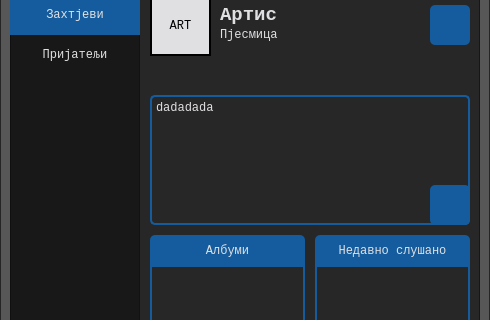
Old version of the form application/ui/ui_friend.ui in the repository nikola-supic/prelo; both pictures show x 0 to 490 and y 95 to 415 of the 490 by 600 pixel window.
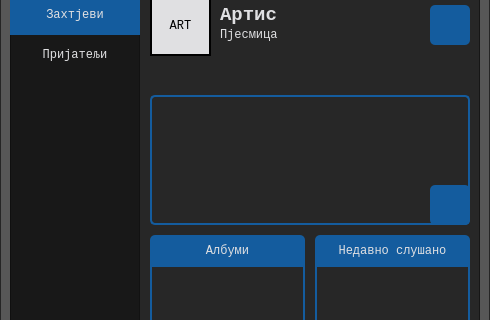
New version of the form. Icons and pictures are not drawn.

```diff
--- a/application/ui/ui_friend.ui
+++ b/application/ui/ui_friend.ui
@@ -815,7 +815,7 @@
           <enum>Qt::ScrollBarAlwaysOff</enum>
          </property>
          <property name="plainText">
-          <string>dadadada</string>
+          <string/>
          </property>
          <property name="placeholderText">
           <string>Унесите поруку...</string>
```
